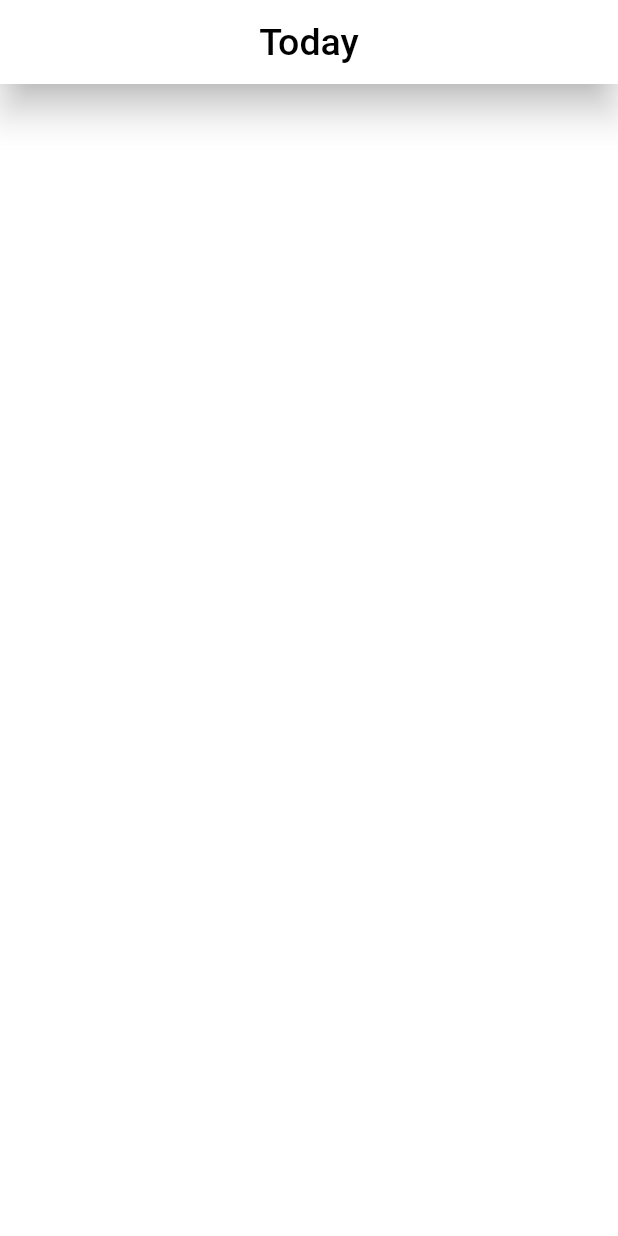
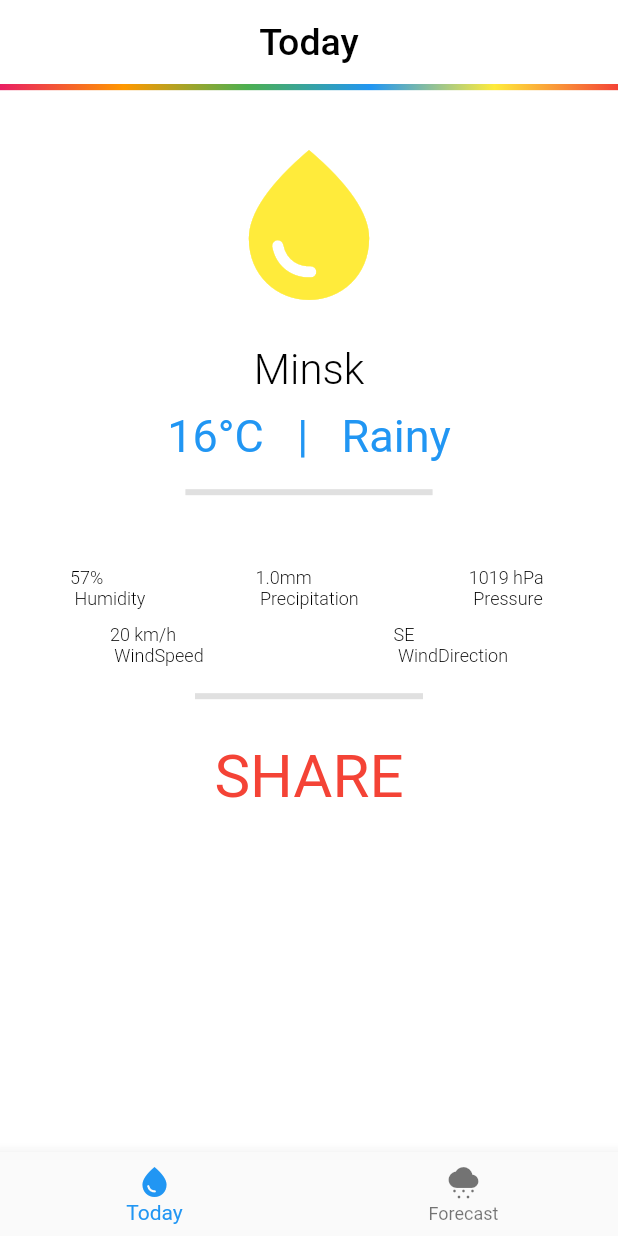
Before and after one commit to Gargoros/Flutter_Weather_Application, a Flutter app: the screen it shows after launch, on a phone screen of 412 x 824 dp. Run offline on Flutter 3.47's test engine with Material 2 defaults, Android fonts, the phone set to English and light mode, and no system bars.

Commit message:
refactor main file and added body for main page

```diff
--- a/weather_application/lib/main.dart
+++ b/weather_application/lib/main.dart
@@ -1,4 +1,6 @@
 import 'package:flutter/material.dart';
+import 'package:weather_application/views/additional_weather_information.dart';
+import 'package:weather_application/views/current_weather.dart';
 
 void main() {
   runApp(const MyApp());
@@ -39,10 +41,54 @@ class _HomePageState extends State<HomePage> {
           'Today',
           style: Theme.of(context).textTheme.bodyText1,
         ),
-        elevation: 10,
+        elevation: 0,
         centerTitle: true,
       ),
-      body: Column(crossAxisAlignment: CrossAxisAlignment.center, children: []),
+      body: Column(crossAxisAlignment: CrossAxisAlignment.center, children: [
+        SizedBox(
+            width: MediaQuery.of(context).size.width,
+            height: MediaQuery.of(context).size.height * 0.005,
+            child: Container(
+              decoration: BoxDecoration(
+                  borderRadius: BorderRadius.horizontal(),
+                  gradient: LinearGradient(
+                    colors: [
+                      Colors.pink,
+                      Colors.orange,
+                      Colors.green,
+                      Colors.blue,
+                      Colors.yellow,
+                      Colors.red
+                    ],
+                  )),
+            )),
+        currentWeather(Icons.water_drop, 'Minsk', '16°C', 'Rainy'),
+        Divider(
+          height: 40,
+          thickness: 4,
+          indent: MediaQuery.of(context).size.width * 0.3,
+          endIndent: MediaQuery.of(context).size.width * 0.3,
+        ),
+        SizedBox(
+          height: 20,
+        ),
+        additionalWeatherInformation(
+            '57%', '1.0mm', '1019 hPa', '20 km/h', 'SE'),
+        Container(
+          child: Text(
+            "SHARE",
+            style: TextStyle(color: Colors.red, fontSize: 40),
+          ),
+        ),
+      ]),
+      bottomNavigationBar: BottomNavigationBar(items: <BottomNavigationBarItem>[
+        BottomNavigationBarItem(
+          icon: Icon(Icons.water_drop),
+          label: "Today",
+        ),
+        BottomNavigationBarItem(
+            icon: Icon(Icons.cloudy_snowing), label: "Forecast")
+      ]),
     );
   }
 }
```
